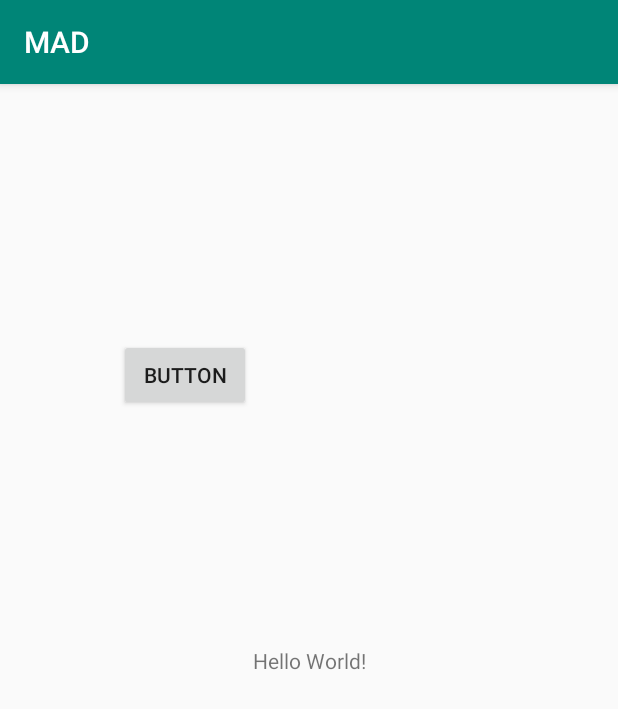
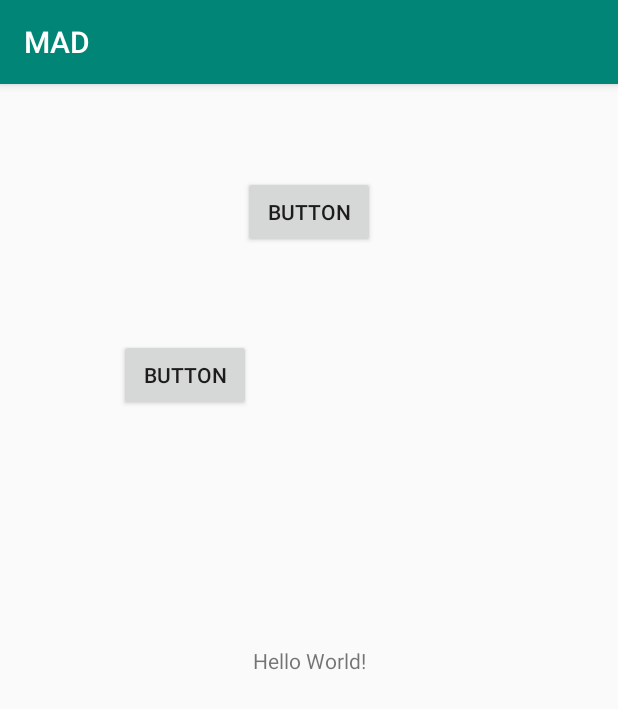
Before and after one commit to charithabw/MAD, an Android app: the MainActivity screen opened directly, with no data from a screen before it, on a phone screen of 412 x 824 dp. Shown: the top 709 px of the screen. Run offline under Robolectric (Android 15) with nearby library versions, the phone set to English and light mode, and no system bars.

Commit message:
my commit

```diff
--- a/app/src/main/res/layout/activity_main.xml
+++ b/app/src/main/res/layout/activity_main.xml
@@ -7,6 +7,7 @@
     tools:context=".MainActivity">
 
     <TextView
+        android:id="@+id/textView"
         android:layout_width="wrap_content"
         android:layout_height="wrap_content"
         android:text="Hello World!"
@@ -31,4 +32,18 @@
         app:layout_constraintTop_toTopOf="parent"
         app:layout_constraintVertical_bias="0.23" />
 
+    <Button
+        android:id="@+id/button2"
+        android:layout_width="wrap_content"
+        android:layout_height="wrap_content"
+        android:layout_marginStart="8dp"
+        android:layout_marginTop="8dp"
+        android:layout_marginEnd="8dp"
+        android:layout_marginBottom="8dp"
+        android:text="Button"
+        app:layout_constraintBottom_toTopOf="@+id/button"
+        app:layout_constraintEnd_toEndOf="parent"
+        app:layout_constraintStart_toStartOf="parent"
+        app:layout_constraintTop_toTopOf="parent" />
+
 </android.support.constraint.ConstraintLayout>
```
